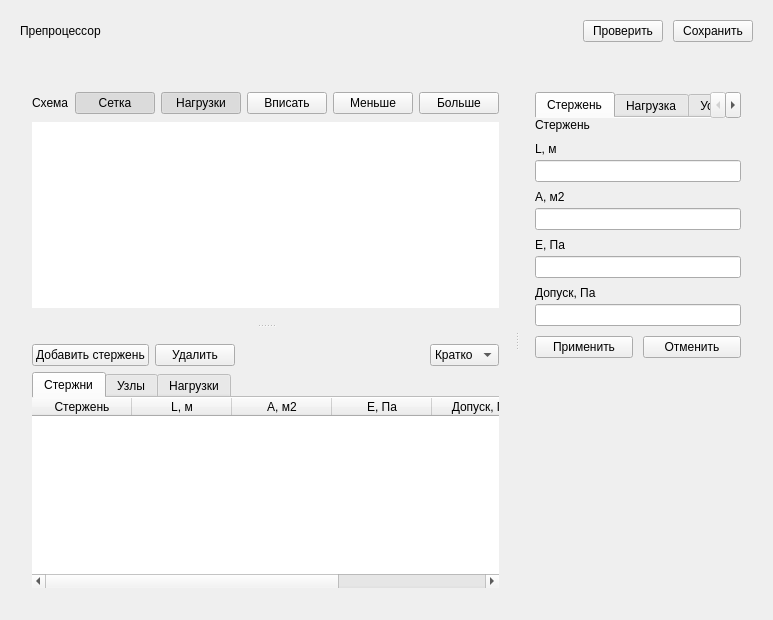
Qt form src/sapr/resources/forms/preprocessor.ui (usatopolosato/sapr-bar) before a commit.
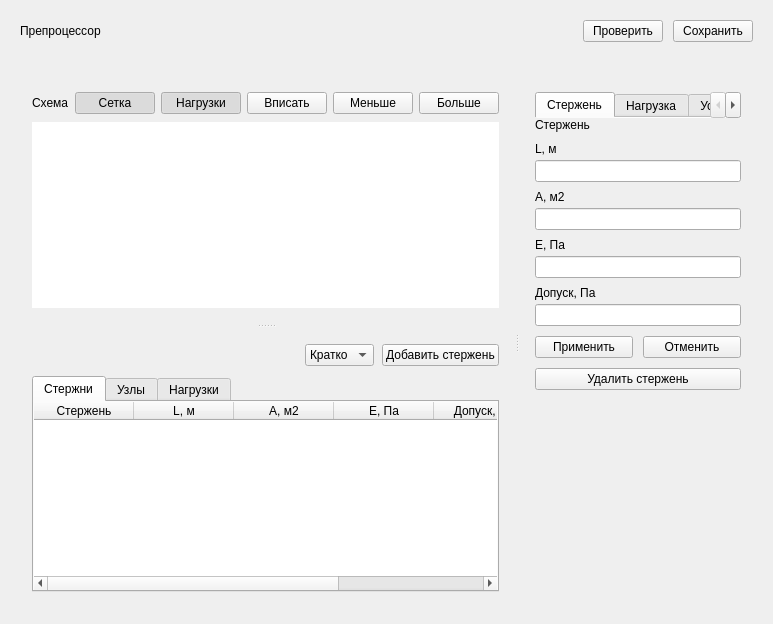
The same form after that commit.

Commit message: feat(preprocessor): export numeric files and refine editor layout

Diff of the .ui file:
```diff
--- a/src/sapr/resources/forms/preprocessor.ui
+++ b/src/sapr/resources/forms/preprocessor.ui
@@ -279,6 +279,60 @@
         <string>card</string>
        </property>
        <layout class="QVBoxLayout" name="dataLayout">
+        <item alignment="Qt::AlignRight">
+         <widget class="QWidget" name="dataActions">
+          <layout class="QHBoxLayout" name="dataActionsLayout">
+           <property name="leftMargin">
+            <number>8</number>
+           </property>
+           <property name="topMargin">
+            <number>0</number>
+           </property>
+           <property name="rightMargin">
+            <number>0</number>
+           </property>
+           <property name="bottomMargin">
+            <number>4</number>
+           </property>
+           <property name="spacing">
+            <number>8</number>
+           </property>
+           <item>
+            <widget class="QComboBox" name="numberFormatCombo">
+             <property name="currentIndex">
+              <number>1</number>
+             </property>
+             <item>
+              <property name="text">
+               <string>Точно</string>
+              </property>
+             </item>
+             <item>
+              <property name="text">
+               <string>Кратко</string>
+              </property>
+             </item>
+            </widget>
+           </item>
+           <item>
+            <widget class="QPushButton" name="addBarButton">
+             <property name="text">
+              <string>Добавить стержень</string>
+             </property>
+             <property name="role" stdset="0">
+              <string>tool</string>
+             </property>
+             <property name="cursor">
+              <cursorShape>PointingHandCursor</cursorShape>
+             </property>
+             <property name="toolTip">
+              <string>Добавить стержень в конец конструкции</string>
+             </property>
+            </widget>
+           </item>
+          </layout>
+         </widget>
+        </item>
         <property name="leftMargin">
          <number>12</number>
         </property>
@@ -294,85 +348,10 @@
         <property name="spacing">
          <number>6</number>
         </property>
-        <item>
-         <layout class="QHBoxLayout" name="dataToolbarLayout">
-          <property name="leftMargin">
-           <number>0</number>
-          </property>
-          <property name="topMargin">
-           <number>0</number>
-          </property>
-          <property name="rightMargin">
-           <number>0</number>
-          </property>
-          <property name="bottomMargin">
-           <number>0</number>
-          </property>
-          <property name="spacing">
-           <number>6</number>
-          </property>
-          <item>
-           <widget class="QPushButton" name="addBarButton">
-            <property name="text">
-             <string>Добавить стержень</string>
-            </property>
-            <property name="role" stdset="0">
-             <string>tool</string>
-            </property>
-            <property name="cursor">
-             <cursorShape>PointingHandCursor</cursorShape>
-            </property>
-           </widget>
-          </item>
-          <item>
-           <widget class="QPushButton" name="removeBarButton">
-            <property name="text">
-             <string>Удалить</string>
-            </property>
-            <property name="role" stdset="0">
-             <string>tool</string>
-            </property>
-            <property name="cursor">
-             <cursorShape>PointingHandCursor</cursorShape>
-            </property>
-           </widget>
-          </item>
-          <item>
-           <spacer name="dataSpacer">
-            <property name="orientation">
-             <enum>Qt::Horizontal</enum>
-            </property>
-            <property name="sizeHint">
-             <size>
-              <width>8</width>
-              <height>8</height>
-             </size>
-            </property>
-           </spacer>
-          </item>
-          <item>
-           <widget class="QComboBox" name="numberFormatCombo">
-            <item>
-             <property name="text">
-              <string>Точно</string>
-             </property>
-            </item>
-            <item>
-             <property name="text">
-              <string>Кратко</string>
-             </property>
-            </item>
-            <property name="currentIndex">
-             <number>1</number>
-            </property>
-           </widget>
-          </item>
-         </layout>
-        </item>
         <item>
          <widget class="QTabWidget" name="dataTabs">
           <property name="documentMode">
-           <bool>true</bool>
+           <bool>false</bool>
           </property>
           <widget class="QWidget" name="barsTab">
            <attribute name="title">
@@ -846,6 +825,19 @@
              </item>
             </layout>
            </item>
+           <item>
+            <widget class="QPushButton" name="removeBarButton">
+             <property name="text">
+              <string>Удалить стержень</string>
+             </property>
+             <property name="role" stdset="0">
+              <string>tool</string>
+             </property>
+             <property name="cursor">
+              <cursorShape>PointingHandCursor</cursorShape>
+             </property>
+            </widget>
+           </item>
            <item>
             <spacer name="barBottomSpacer">
              <property name="orientation">
```
The commit also changes 8 other files.
